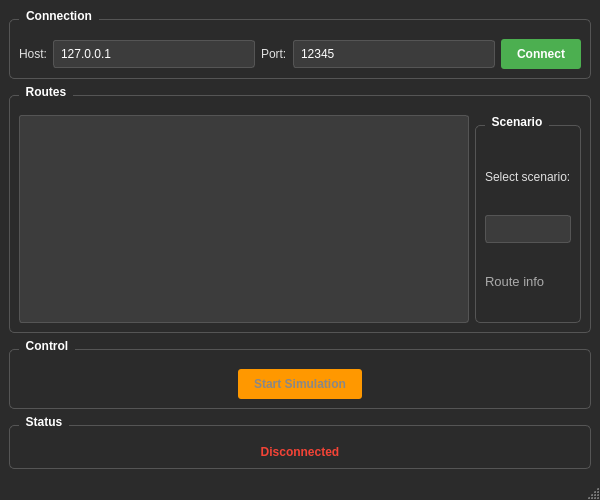
Above: tools/admin-panel/forms/mainwindow.ui from maisvendoo/RRS before the change. Below: the same form after it.
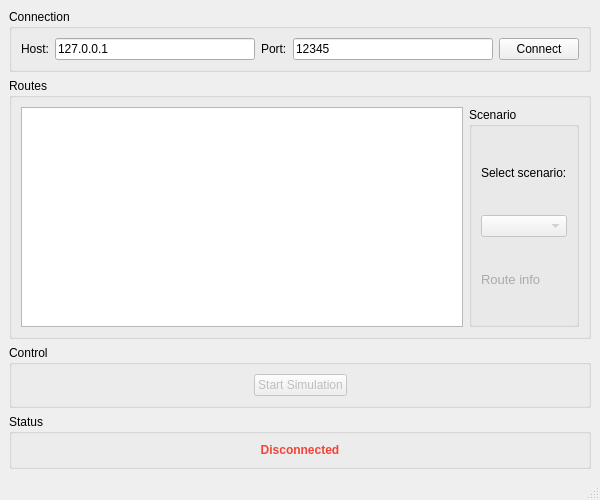
That is the form after the change.

Commit message: admin-panel: применение общей темы dark-jedy.qss к главному окну и диалогу авторизации

Patch:
```diff
--- a/tools/admin-panel/forms/mainwindow.ui
+++ b/tools/admin-panel/forms/mainwindow.ui
@@ -13,125 +13,6 @@
   <property name="windowTitle">
    <string>Railway Simulator Client</string>
   </property>
-  <property name="styleSheet">
-   <string notr="true">
-    QMainWindow {
-        background-color: #2b2b2b;
-    }
-    QGroupBox {
-        color: #ffffff;
-        border: 1px solid #555;
-        border-radius: 5px;
-        margin-top: 10px;
-        padding-top: 10px;
-        font-weight: bold;
-    }
-    QGroupBox::title {
-        subcontrol-origin: margin;
-        left: 10px;
-        padding: 0 5px 0 5px;
-    }
-    QLabel {
-        color: #e0e0e0;
-    }
-    QLineEdit {
-        background-color: #3c3c3c;
-        color: #ffffff;
-        border: 1px solid #555;
-        border-radius: 3px;
-        padding: 5px;
-    }
-    QLineEdit:focus {
-        border: 1px solid #4a90d9;
-    }
-    QPushButton {
-        background-color: #4a90d9;
-        color: #ffffff;
-        border: none;
-        border-radius: 3px;
-        padding: 8px 16px;
-        font-weight: bold;
-    }
-    QPushButton:hover {
-        background-color: #5a9ee9;
-    }
-    QPushButton:pressed {
-        background-color: #3a80c9;
-    }
-    QPushButton:disabled {
-        background-color: #555;
-        color: #888;
-    }
-    QPushButton#btnConnect {
-        background-color: #4CAF50;
-    }
-    QPushButton#btnConnect:hover {
-        background-color: #5CBF60;
-    }
-    QPushButton#btnConnect:checked {
-        background-color: #f44336;
-    }
-    QPushButton#btnConnect:checked:hover {
-        background-color: #ff5555;
-    }
-    QPushButton#btnStart {
-        background-color: #ff9800;
-    }
-    QPushButton#btnStart:hover {
-        background-color: #ffa82a;
-    }
-    QPushButton#btnStart:checked {
-        background-color: #f44336;
-    }
-    QPushButton#btnStart:checked:hover {
-        background-color: #ff5555;
-    }
-    QListWidget {
-        background-color: #3c3c3c;
-        color: #e0e0e0;
-        border: 1px solid #555;
-        border-radius: 3px;
-        padding: 5px;
-    }
-    QListWidget::item:selected {
-        background-color: #4a90d9;
-        color: #ffffff;
-    }
-    QListWidget::item:hover {
-        background-color: #4a4a4a;
-    }
-    QComboBox {
-        background-color: #3c3c3c;
-        color: #e0e0e0;
-        border: 1px solid #555;
-        border-radius: 3px;
-        padding: 5px;
-    }
-    QComboBox::drop-down {
-        border: none;
-    }
-    QComboBox::down-arrow {
-        image: none;
-        border-left: 5px solid transparent;
-        border-right: 5px solid transparent;
-        border-top: 5px solid #e0e0e0;
-        margin-right: 5px;
-    }
-    QComboBox QAbstractItemView {
-        background-color: #3c3c3c;
-        color: #e0e0e0;
-        selection-background-color: #4a90d9;
-        border: 1px solid #555;
-    }
-    QStatusBar {
-        color: #e0e0e0;
-        background-color: #2b2b2b;
-    }
-    QStatusBar::item {
-        border: none;
-    }
-   </string>
-  </property>
   <widget class="QWidget" name="centralwidget">
    <layout class="QVBoxLayout" name="verticalLayout">
     <item>
```
The commit also changes 2 other files.
